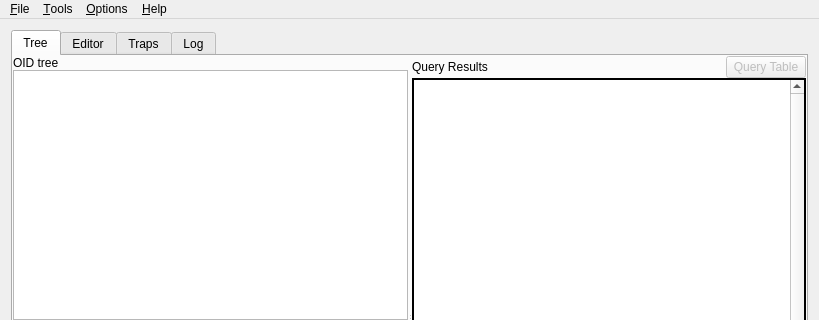
First picture: the form in app/mainw.ui, repository Token-Ring-Joe/mib-navigator, before the edit; both pictures show x 0 to 819 and y 0 to 320 of the 819 by 600 pixel window.
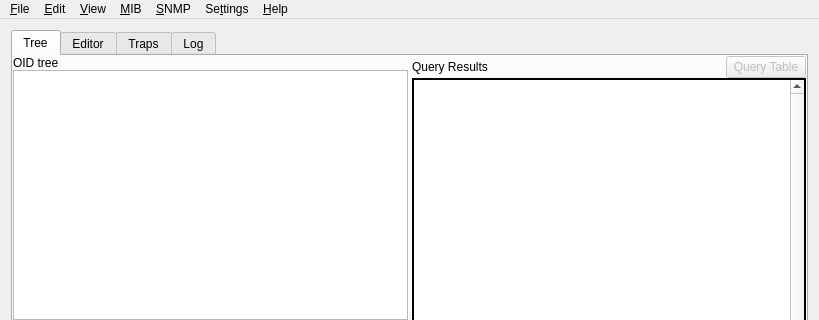
Second picture: the form after the edit. Icons and pictures are not drawn. Custom widgets are drawn as their Qt base class.

Commit message: Finish validated MIB environment, workbench and usability milestones

The edit to the form file:
```diff
--- a/app/mainw.ui
+++ b/app/mainw.ui
@@ -842,30 +842,31 @@
     <addaction name="separator"/>
     <addaction name="helpAboutAction"/>
    </widget>
-   <widget class="QMenu" name="optionsMenu">
-    <property name="title">
-     <string>&amp;Options</string>
-    </property>
-    <addaction name="actionCredentials"/>
-    <addaction name="separator"/>
-    <addaction name="actionPreferences"/>
-   </widget>
-   <widget class="QMenu" name="menuTools">
-    <property name="title">
-     <string>&amp;Tools</string>
-    </property>
-    <addaction name="actionGotoLine"/>
-    <addaction name="separator"/>
+   <widget class="QMenu" name="editMenu">
+    <property name="title"><string>&amp;Edit</string></property>
     <addaction name="actionFind"/>
     <addaction name="actionReplace"/>
     <addaction name="actionFindNext"/>
     <addaction name="separator"/>
-    <addaction name="actionMultipleVarbinds"/>
-    <addaction name="actionStop"/>
-    <addaction name="separator"/>
+    <addaction name="actionGotoLine"/>
+   </widget>
+   <widget class="QMenu" name="WorkbenchViewMenu">
+    <property name="title"><string>&amp;View</string></property>
+   </widget>
+   <widget class="QMenu" name="mibMenu">
+    <property name="title"><string>&amp;MIB</string></property>
     <addaction name="actionVerifyMIB"/>
     <addaction name="actionExtractMIBfromRFC"/>
    </widget>
+   <widget class="QMenu" name="snmpMenu">
+    <property name="title"><string>&amp;SNMP</string></property>
+    <addaction name="actionMultipleVarbinds"/>
+   </widget>
+   <widget class="QMenu" name="settingsMenu">
+    <property name="title"><string>Se&amp;ttings</string></property>
+    <addaction name="actionCredentials"/>
+    <addaction name="actionPreferences"/>
+   </widget>
    <widget class="QMenu" name="fileMenu">
     <property name="title">
      <string>&amp;File</string>
@@ -879,8 +880,11 @@
     <addaction name="separator"/>
    </widget>
    <addaction name="fileMenu"/>
-   <addaction name="menuTools"/>
-   <addaction name="optionsMenu"/>
+   <addaction name="editMenu"/>
+   <addaction name="WorkbenchViewMenu"/>
+   <addaction name="mibMenu"/>
+   <addaction name="snmpMenu"/>
+   <addaction name="settingsMenu"/>
    <addaction name="helpMenu"/>
   </widget>
   <action name="fileNewAction">
```
Left out of the diff: 10 changed lines with no effect on the pictures. The commit also changes 91 other files.
